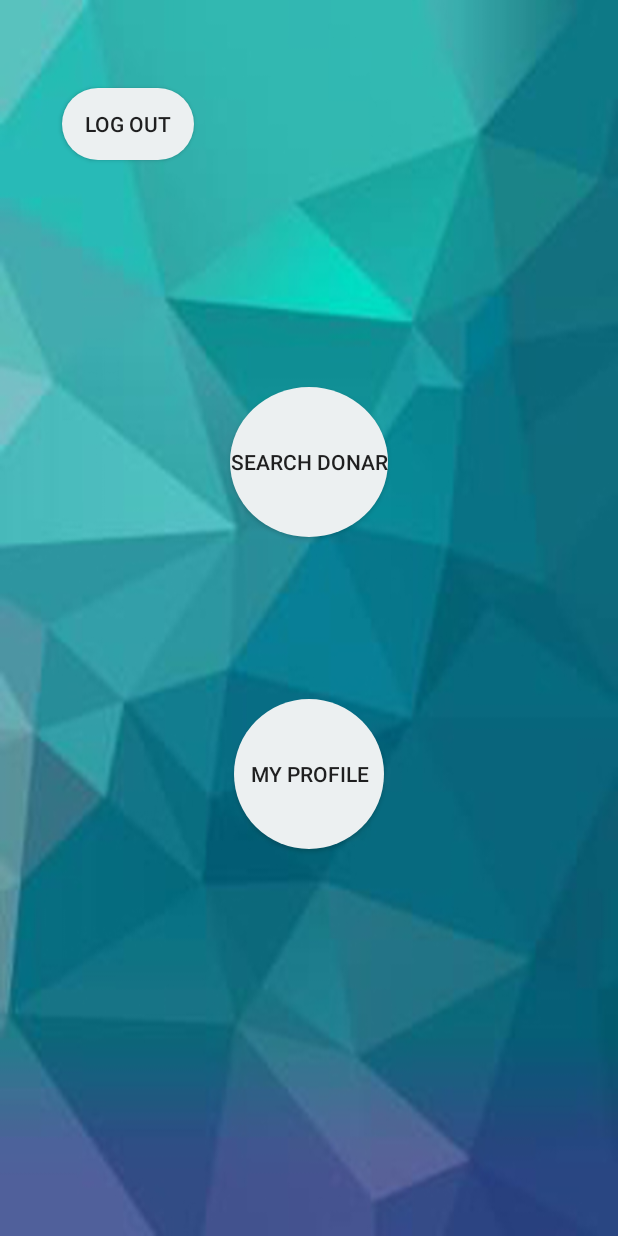
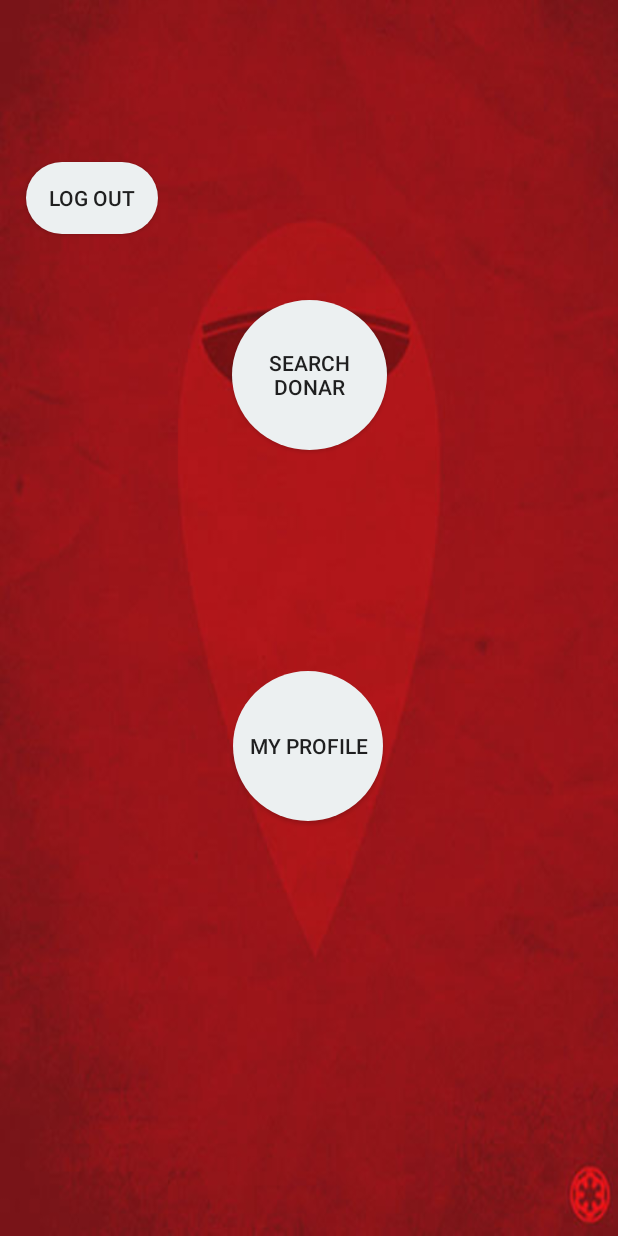
Before and after one commit to lokesh-venkata-sai/Bloodline, an Android app: the screen it shows after launch once a user with an empty profile is signed in (MainActivity), on a phone screen of 412 x 824 dp. Run offline under Robolectric (Android 15) with nearby library versions, the phone set to English and light mode, and no system bars; our stand-ins replace Firebase (no records; nobody signed in at launch, a user with empty details on screens opened directly).

Commit message:
changed backgrounds

```diff
--- a/app/src/main/java/com/example/lokesh/bloodline/profile.java
+++ b/app/src/main/java/com/example/lokesh/bloodline/profile.java
@@ -1,14 +1,17 @@
 package com.example.lokesh.bloodline;
 
 import android.content.Intent;
+import android.graphics.Color;
 import android.support.v7.app.AppCompatActivity;
 import android.os.Bundle;
 import android.view.View;
 import android.widget.Button;
+import android.widget.EditText;
 
 public class profile extends AppCompatActivity implements View.OnClickListener{
 
     private Button back_prof;
+
 
     @Override
     protected void onCreate(Bundle savedInstanceState) {
@@ -16,6 +19,9 @@ public class profile extends AppCompatActivity implements View.OnClickListener{
         setContentView(R.layout.activity_profile);
         back_prof=(Button) findViewById(R.id.back_prof);
         back_prof.setOnClickListener(this);
+
+
+
     }
 
     @Override
--- a/app/src/main/java/com/example/lokesh/bloodline/register.java
+++ b/app/src/main/java/com/example/lokesh/bloodline/register.java
@@ -50,6 +50,7 @@ public class register extends AppCompatActivity implements View.OnClickListener{
                 finish();
             }
         });
+
         Spinner bloodgroup=(Spinner) findViewById(R.id.registerpage_bloodgroup);
         ArrayAdapter<String> myadapter=new ArrayAdapter<String>(register.this,
                 android.R.layout.simple_list_item_1,getResources().getStringArray(R.array.registerpage_bloodgroup));
@@ -124,7 +125,6 @@ public class register extends AppCompatActivity implements View.OnClickListener{
     {
         if(view == mregRegister )
         {
-
             registerUser();
 
         }
--- a/app/src/main/res/layout/activity_donar.xml
+++ b/app/src/main/res/layout/activity_donar.xml
@@ -4,7 +4,7 @@
     xmlns:tools="http://schemas.android.com/tools"
     android:layout_width="match_parent"
     android:layout_height="match_parent"
-    android:background="@drawable/background2"
+    android:background="@drawable/back12"
     tools:context="com.example.lokesh.bloodline.donar">
 
 </android.support.constraint.ConstraintLayout>
--- a/app/src/main/res/layout/activity_main.xml
+++ b/app/src/main/res/layout/activity_main.xml
@@ -4,20 +4,20 @@
     xmlns:tools="http://schemas.android.com/tools"
     android:layout_width="match_parent"
     android:layout_height="match_parent"
-    android:background="@drawable/background2"
+    android:background="@drawable/back12"
     tools:context="com.example.lokesh.bloodline.MainActivity">
 
     <Button
         android:id="@+id/main_searchdonar"
-        android:layout_width="wrap_content"
-        android:layout_height="wrap_content"
-        android:layout_marginBottom="5dp"
+        android:layout_width="103dp"
+        android:layout_height="0dp"
+        android:layout_marginBottom="20dp"
         android:layout_marginEnd="15dp"
         android:layout_marginStart="15dp"
-        android:layout_marginTop="160dp"
+        android:layout_marginTop="200dp"
+        android:background="@drawable/circle_but"
         android:text="@string/main_searchdonar"
-        android:background="@drawable/circle_but"
-        app:layout_constraintBottom_toTopOf="@+id/main_myprofile"
+        app:layout_constraintBottom_toTopOf=""
         app:layout_constraintEnd_toEndOf="parent"
         app:layout_constraintStart_toStartOf="parent"
         app:layout_constraintTop_toTopOf="parent" />
@@ -25,32 +25,33 @@
     <Button
         android:id="@+id/main_myprofile"
         android:layout_width="wrap_content"
-        android:layout_height="wrap_content"
-        android:layout_marginBottom="160dp"
+        android:layout_height="100dp"
+        android:layout_marginBottom="150dp"
         android:layout_marginEnd="15dp"
         android:layout_marginStart="15dp"
-        android:layout_marginTop="5dp"
+        android:layout_marginTop="20dp"
+        android:background="@drawable/circle_but"
         android:text="@string/main_myprofile"
-        android:background="@drawable/circle_but"
         app:layout_constraintBottom_toBottomOf="parent"
         app:layout_constraintEnd_toEndOf="parent"
+        app:layout_constraintHorizontal_bias="0.498"
         app:layout_constraintStart_toStartOf="parent"
-        app:layout_constraintTop_toBottomOf="@id/main_searchdonar" />
+        app:layout_constraintTop_toBottomOf="@+id/main_searchdonar" />
 
     <Button
         android:id="@+id/logout"
         android:layout_width="wrap_content"
         android:layout_height="wrap_content"
-        android:layout_marginBottom="100dp"
-        android:layout_marginEnd="250dp"
-        android:layout_marginStart="8dp"
-        android:layout_marginTop="8dp"
+        android:layout_marginBottom="570dp"
+        android:layout_marginEnd="300dp"
+        android:layout_marginLeft="10dp"
+        android:layout_marginRight="300dp"
+        android:layout_marginStart="10dp"
+        android:layout_marginTop="10dp"
         android:background="@drawable/rounded_button"
         android:text="@string/logout"
-        app:layout_constraintBottom_toTopOf="@+id/main_searchdonar"
+        app:layout_constraintBottom_toBottomOf="parent"
         app:layout_constraintEnd_toEndOf="parent"
         app:layout_constraintStart_toStartOf="parent"
-        app:layout_constraintTop_toTopOf="parent"
-        android:layout_marginRight="250dp"
-        android:layout_marginLeft="8dp" />
+        app:layout_constraintTop_toTopOf="parent" />
 </android.support.constraint.ConstraintLayout>
--- a/app/src/main/res/values/colors.xml
+++ b/app/src/main/res/values/colors.xml
@@ -4,4 +4,5 @@
     <color name="colorPrimaryDark">#303F9F</color>
     <color name="colorAccent">#FF4081</color>
     <color name="bt_color">#ecf0f1</color>
+    <color name="white">#ffffff</color>
 </resources>
```
Also changed, not shown: app/src/main/res/layout/activity_loginregister.xml (+6 -4 lines), app/src/main/res/layout/activity_profile.xml (+19 -7 lines), app/src/main/res/layout/activity_register.xml (+19 -7 lines), app/src/main/res/layout/activity_splash.xml (+6 -20 lines), app/src/main/res/drawable/back12.jpg (added), app/src/main/res/drawable/back14.jpg (added). Lines whose indentation alone changed are shown as unchanged.
